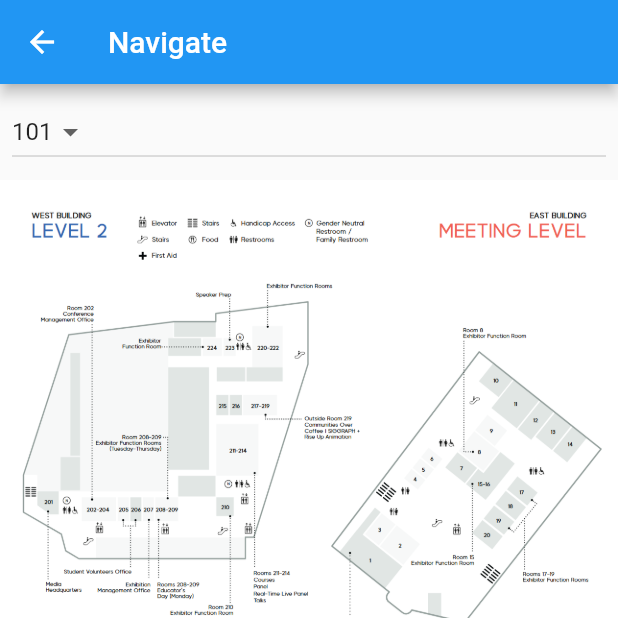
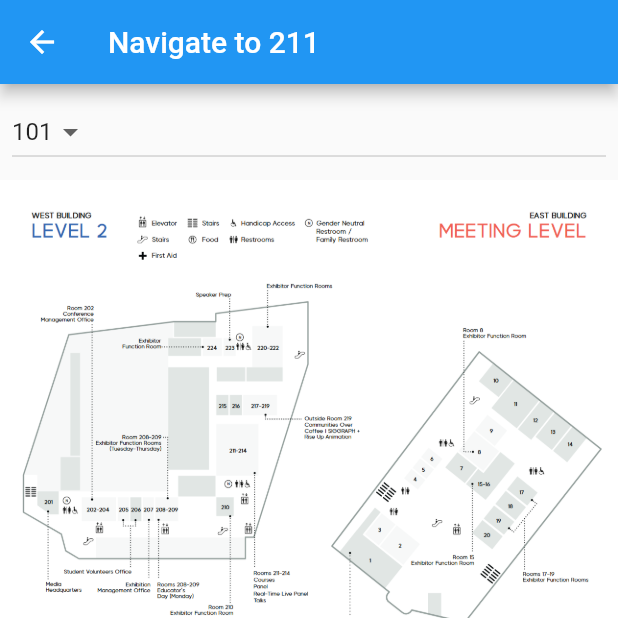
Before and after one commit to blaxbb/pathfinder_mobile, a Flutter app: the screen it shows after launch, in the side drawer, after a tap on "Map", on a phone screen of 412 x 824 dp, the top half of it. Run offline on Flutter 3.47's test engine with Material 2 defaults, Android fonts, the phone set to English and light mode, and no system bars; our stand-ins replace flutter_html, shared_preferences; missing offline and left inert: fuzzywuzzy.

Commit message:
target parameter for map navigation

```diff
--- a/assets/maps/map_level_2.json
+++ b/assets/maps/map_level_2.json
@@ -1 +1 @@
-[{"x":0.11650485436893204,"y":0.6707718765070382,"siblings":[],"names":[]},{"x":0.16920943134535368,"y":0.6841657491742569,"siblings":[2],"names":[]},{"x":0.19972260748959778,"y":0.6858399832576592,"siblings":[1,3],"names":[]},{"x":0.2302357836338419,"y":0.6841657491742569,"siblings":[2,4],"names":[]},{"x":0.2815533980582524,"y":0.6841657491742569,"siblings":[3,5],"names":[]},{"x":0.3592233009708738,"y":0.6841657491742569,"siblings":[4,6],"names":[]},{"x":0.406380027739251,"y":0.6490068334228078,"siblings":[5,7],"names":[]},{"x":0.43134535367545074,"y":0.5334846816680467,"siblings":[6,8],"names":["West Building, Room 211-214"]},{"x":0.4618585298196949,"y":0.40791712541287156,"siblings":[7,9],"names":[]},{"x":0.463245492371706,"y":0.27565263282408714,"siblings":[8,10,11],"names":[]},{"x":0.391123439667129,"y":0.2689556964904778,"siblings":[9],"names":[]},{"x":0.5409153952843273,"y":0.2729001555945806,"siblings":[9,12],"names":[]},{"x":0.5991678224687933,"y":0.14565836525600312,"siblings":[11],"names":[]}]
+[{"x":0.16920943134535368,"y":0.6841657491742569,"siblings":[10],"names":[]},{"x":0.3592233009708738,"y":0.6841657491742569,"siblings":[2,8],"names":["West Building, Room 210"]},{"x":0.406380027739251,"y":0.6490068334228078,"siblings":[1,3],"names":[]},{"x":0.43134535367545074,"y":0.5334846816680467,"siblings":[2,4],"names":["West Building, Room 211-214"]},{"x":0.4618585298196949,"y":0.40791712541287156,"siblings":[3,5,12],"names":[]},{"x":0.463245492371706,"y":0.27565263282408714,"siblings":[4,6,14],"names":[]},{"x":0.5409153952843273,"y":0.2729001555945806,"siblings":[5,7],"names":[]},{"x":0.5991678224687933,"y":0.14565836525600312,"siblings":[6],"names":[]},{"x":0.26805555555555555,"y":0.6840362386754139,"siblings":[1,9],"names":["West Building, Room 208-209"]},{"x":0.24166666666666667,"y":0.685712798083932,"siblings":[8,10],"names":[]},{"x":0.2013888888888889,"y":0.6823596792668957,"siblings":[0,11,9],"names":[]},{"x":0.09444444444444444,"y":0.6689472039987503,"siblings":[10],"names":[]},{"x":0.4152777777777778,"y":0.4090804956784338,"siblings":[4,13],"names":[]},{"x":0.3680555555555556,"y":0.4057273768613974,"siblings":[12],"names":[]},{"x":0.43194444444444446,"y":0.27663230240549824,"siblings":[5,15],"names":[" West Building, Room 220-222"]},{"x":0.37222222222222223,"y":0.2749557429969801,"siblings":[14],"names":[]}]
--- a/lib/Widgets/map_navigate_widget.dart
+++ b/lib/Widgets/map_navigate_widget.dart
@@ -8,16 +8,23 @@ import 'package:flutter/services.dart';
 import '../Data/map_node.dart';
 
 class MapNavigateWidget extends StatefulWidget {
+  String target;
+
+  MapNavigateWidget(this.target, {Key? key}) : super(key: key);
+
   @override
-  State<StatefulWidget> createState() => MapNavigateWidgetState();
+  State<StatefulWidget> createState() => MapNavigateWidgetState(target);
 
 }
 
 class MapNavigateWidgetState extends State<MapNavigateWidget> {
 
+  String target;
   String? location = "101";
   MapNavigatePainter? painter;
   final nodes = ValueNotifier<List<MapNode>>([]);
+
+  MapNavigateWidgetState(this.target);
 
   Future<MapNavigatePainter?> loadMap(String map) async {
     var map = Image.asset("assets/map_level_2.png");
@@ -29,15 +36,21 @@ class MapNavigateWidgetState extends State<MapNavigateWidget> {
     painter = MapNavigatePainter(repaint: this.nodes);
     this.nodes.value = nodes;
     painter!.nodes = nodes;
+    painter!.start = findNode(nodes, target);
+    painter!.end = findNode(nodes, location ?? "");
 
     return painter;
+  }
+
+  MapNode? findNode(List<MapNode> nodes, String name) {
+    return nodes.cast<MapNode?>().firstWhere((element) => element!.names.any((n)  => n.contains(name)), orElse: () => null);
   }
 
   @override
   Widget build(BuildContext context) {
     return Scaffold(
       appBar: AppBar(
-        title: Text("Navigate"),
+        title: Text("Navigate to $target"),
       ),
       body: ListView(
         children: [
@@ -46,7 +59,7 @@ class MapNavigateWidgetState extends State<MapNavigateWidget> {
             child: DropdownButton<String>(
               value: location,
 
-              items: ["100", "101", "102"].map((e) => DropdownMenuItem(child: Text(e), value: e,)).toList(),
+              items: ["100", "101", "208", "220"].map((e) => DropdownMenuItem(child: Text(e), value: e,)).toList(),
               onChanged: ((value) {setState(() {
                 location = value;
                 nodes.notifyListeners();
@@ -115,6 +128,8 @@ class MapNavigatePainter extends CustomPainter {
     //   canvas.drawCircle(scale(n.location, size), 3, Paint());
     // }
 
+    //end = nodes.cast<MapNode?>().firstWhere((element) => element!.names.any((name)  => name.contains("208")), orElse: () => null);
+
     if(start != null && end != null) {
       var path = start!.path(nodes, end!);
       if(path != null)
--- a/lib/main.dart
+++ b/lib/main.dart
@@ -107,7 +107,7 @@ class _MyHomePageState extends State<MyHomePage> {
             ListTile(
               title: const Text("Map"),
               onTap: () => Navigator
-              .push(context, MaterialPageRoute(builder: (context) => MapNavigateWidget()))
+              .push(context, MaterialPageRoute(builder: (context) => MapNavigateWidget("211")))
               .then((value) {Navigator.pop(context); setState(() {
 
               });}),
```
